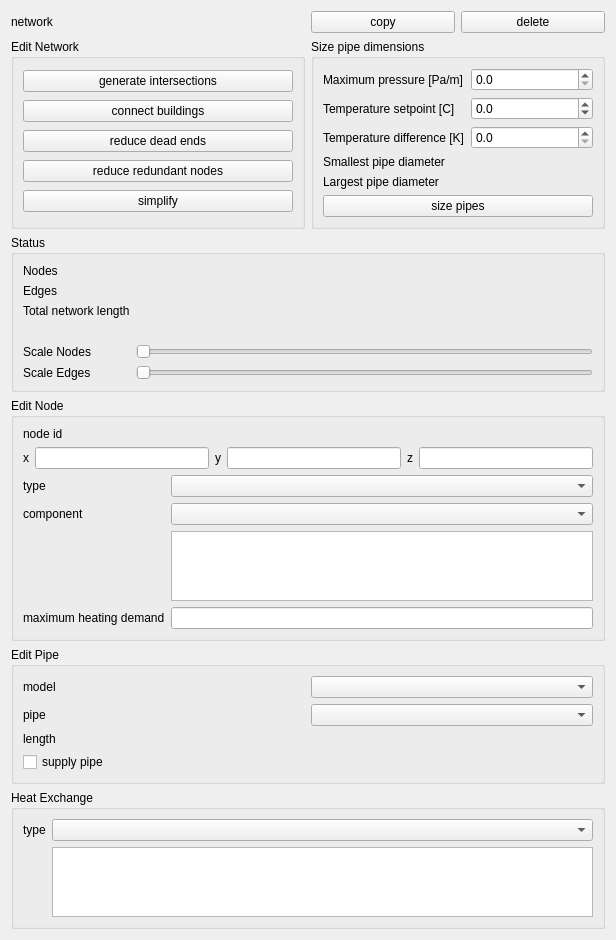
This is SIM-VICUS/src/SVPropNetworkEditWidget.ui in ghorwin/SIM-VICUS as Qt 5 draws it before an edit. The edited form follows.
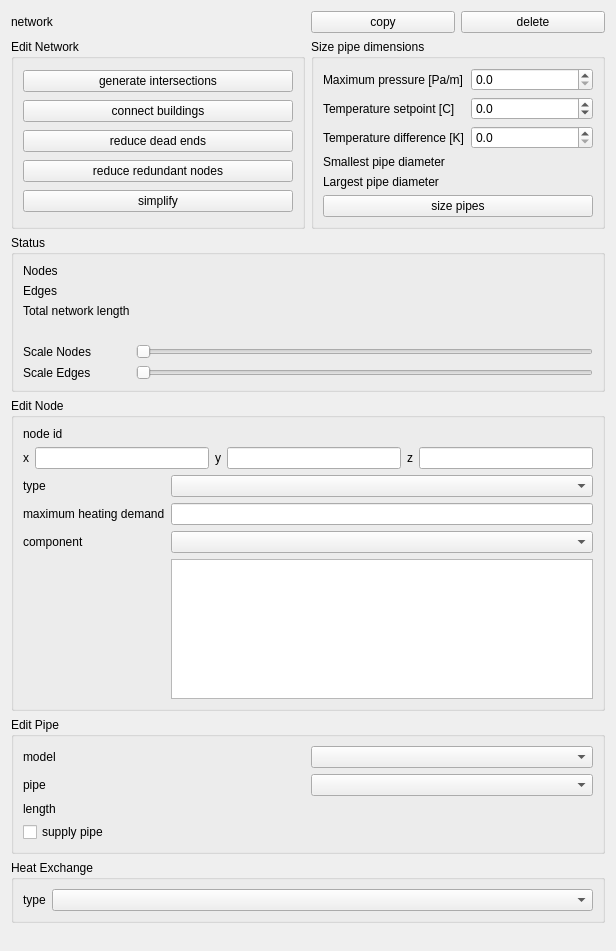
This is the edited form. Custom widgets are drawn as their Qt base class.

Commit message: implement hydraulic component editing (not finished yet)

Patch:
```diff
--- a/SIM-VICUS/src/SVPropNetworkEditWidget.ui
+++ b/SIM-VICUS/src/SVPropNetworkEditWidget.ui
@@ -7,7 +7,7 @@
     <x>0</x>
     <y>0</y>
     <width>616</width>
-    <height>899</height>
+    <height>951</height>
    </rect>
   </property>
   <property name="windowTitle">
@@ -316,40 +316,39 @@
       <string>Edit Node</string>
      </property>
      <layout class="QGridLayout" name="gridLayout_2">
-      <item row="3" column="0">
+      <item row="0" column="1">
+       <widget class="QLabel" name="labelNodeId">
+        <property name="text">
+         <string/>
+        </property>
+       </widget>
+      </item>
+      <item row="4" column="0">
        <widget class="QLabel" name="label_12">
         <property name="text">
          <string>component</string>
         </property>
        </widget>
       </item>
-      <item row="2" column="0">
-       <widget class="QLabel" name="label_14">
-        <property name="text">
-         <string>type</string>
-        </property>
-       </widget>
-      </item>
-      <item row="5" column="0">
-       <widget class="QLabel" name="label_13">
-        <property name="text">
-         <string>maximum heating demand</string>
-        </property>
-       </widget>
-      </item>
-      <item row="0" column="0">
-       <widget class="QLabel" name="label_15">
-        <property name="text">
-         <string>node id</string>
-        </property>
-       </widget>
-      </item>
-      <item row="5" column="1">
-       <widget class="QtExt::ValidatingLineEdit" name="lineEditNodeHeatingDemand"/>
-      </item>
       <item row="2" column="1">
        <widget class="QComboBox" name="comboBoxNodeType"/>
       </item>
+      <item row="5" column="1">
+       <widget class="QTableView" name="tableViewComponentParams">
+        <property name="minimumSize">
+         <size>
+          <width>0</width>
+          <height>0</height>
+         </size>
+        </property>
+        <property name="horizontalScrollBarPolicy">
+         <enum>Qt::ScrollBarAlwaysOff</enum>
+        </property>
+       </widget>
+      </item>
+      <item row="4" column="1">
+       <widget class="QComboBox" name="comboBoxComponent"/>
+      </item>
       <item row="1" column="0" colspan="2">
        <layout class="QHBoxLayout" name="horizontalLayout">
         <item>
@@ -384,23 +383,27 @@
         </item>
        </layout>
       </item>
-      <item row="0" column="1">
-       <widget class="QLabel" name="labelNodeId">
+      <item row="2" column="0">
+       <widget class="QLabel" name="label_14">
         <property name="text">
-         <string/>
+         <string>type</string>
+        </property>
+       </widget>
+      </item>
+      <item row="0" column="0">
+       <widget class="QLabel" name="label_15">
+        <property name="text">
+         <string>node id</string>
         </property>
        </widget>
       </item>
       <item row="3" column="1">
-       <widget class="QComboBox" name="comboBoxComponent"/>
+       <widget class="QtExt::ValidatingLineEdit" name="lineEditNodeHeatingDemand"/>
       </item>
-      <item row="4" column="1">
-       <widget class="QTableView" name="tableViewComponentParams">
-        <property name="minimumSize">
-         <size>
-          <width>0</width>
-          <height>0</height>
-         </size>
+      <item row="3" column="0">
+       <widget class="QLabel" name="label_13">
+        <property name="text">
+         <string>maximum heating demand</string>
         </property>
        </widget>
       </item>
@@ -463,9 +466,6 @@
       <string>Heat Exchange</string>
      </property>
      <layout class="QFormLayout" name="formLayout_4">
-      <item row="0" column="1">
-       <widget class="QComboBox" name="comboBoxHeatExchangeType"/>
-      </item>
       <item row="0" column="0">
        <widget class="QLabel" name="label_22">
         <property name="text">
@@ -473,15 +473,8 @@
         </property>
        </widget>
       </item>
-      <item row="1" column="1">
-       <widget class="QTableView" name="tableViewHeatExchangeParams">
-        <property name="minimumSize">
-         <size>
-          <width>0</width>
-          <height>0</height>
-         </size>
-        </property>
-       </widget>
+      <item row="0" column="1">
+       <widget class="QComboBox" name="comboBoxHeatExchangeType"/>
       </item>
      </layout>
     </widget>
```
The commit also changes 5 other files.
